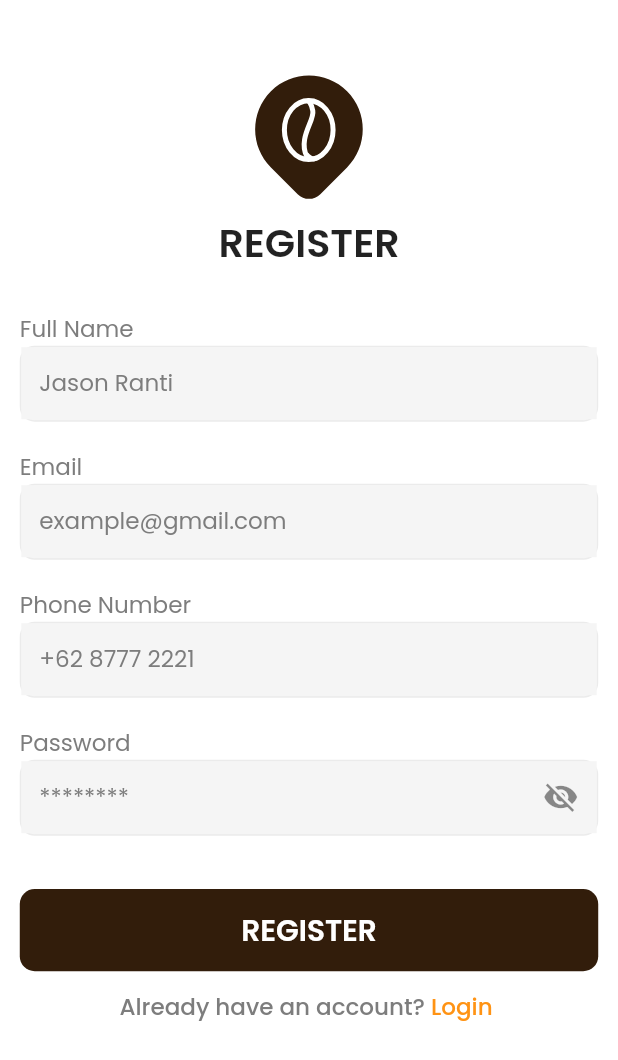
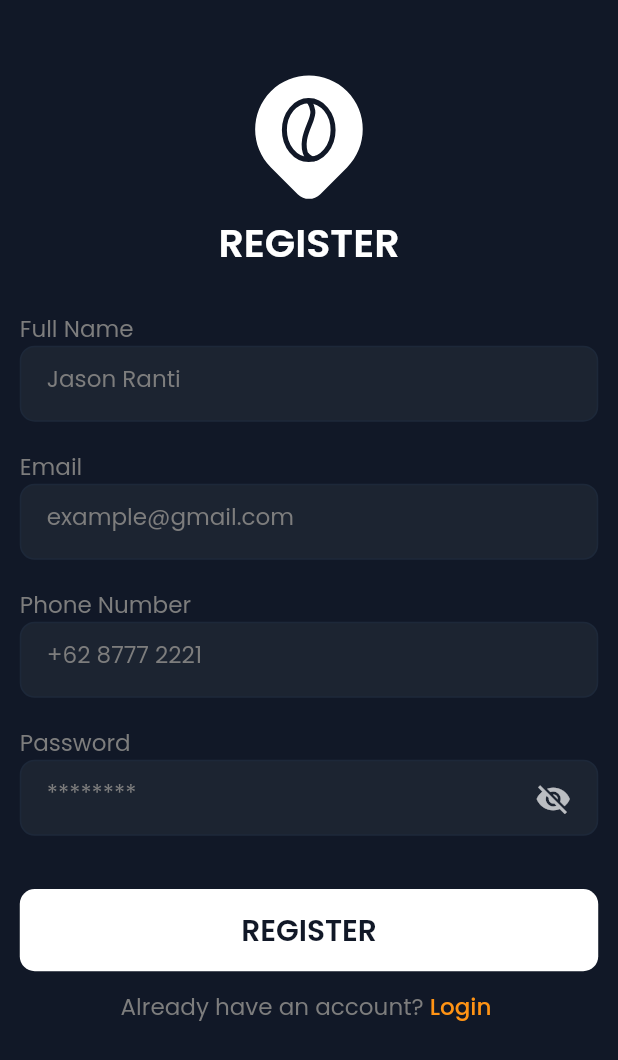
Before and after one commit to muhammadtalhasultan/coffee_now, a Flutter app: the screen it shows after launch, after a tap on an icon or button, on a phone screen of 412 x 824 dp. Shown: the top 1060 px of the screen. Run offline on Flutter 3.47's test engine with Material 2 defaults, Android fonts, the phone set to English and light mode, and no system bars; our stand-ins replace flutter_screenutil, flutter_svg, google_fonts, shared_preferences.

Commit message:
added dark mode

```diff
--- a/lib/config/theme.dart
+++ b/lib/config/theme.dart
@@ -0,0 +1,117 @@
+import 'package:flutter/gestures.dart';
+import 'package:flutter/material.dart';
+import 'package:flutter_screenutil/flutter_screenutil.dart';
+import 'package:google_fonts/google_fonts.dart';
+
+import 'constants.dart';
+
+// const COLOR_PRIMARY = Colors.deepOrangeAccent;
+// const COLOR_ACCENT = Colors.orange;
+// const COLOR_BACKGROUND_DARK = Color(0xFF171822);
+// const COLOR_BACKGROUND = Colors.white;
+// const COLOR_BACKGROUND_LIGHT = Color(0xFFF1F3F6);
+
+ThemeData lightTheme = ThemeData(
+  brightness: Brightness.light,
+  // backgroundColor: COLOR_BACKGROUND,
+  scaffoldBackgroundColor: Colors.white,
+  primaryColorDark: kLightStrokeColor,
+  primaryColorLight: kLightFillColor,
+  primaryColor: kLightPrimary,
+  shadowColor: Colors.white,
+  cardColor: const Color(0xffF1F3F6),
+  bottomAppBarColor: kLightPrimary,
+  dividerColor: kLightDividerColor,
+  iconTheme: const IconThemeData(
+    color: Color(0xFF3A4276),
+  ),
+  textTheme: TextTheme(
+    button: GoogleFonts.poppins(
+      fontSize: 18.sp,
+      fontWeight: FontWeight.w600,
+      color: Colors.white,
+    ),
+    headline3: GoogleFonts.poppins(
+      fontSize: 18,
+      fontWeight: FontWeight.w600,
+      color: Colors.black,
+    ),
+    headline4: GoogleFonts.poppins(
+      fontSize: 24.sp,
+      fontWeight: FontWeight.w600,
+      color: Colors.black,
+    ),
+    headline5: GoogleFonts.poppins(
+      fontSize: 12.sp,
+      fontWeight: FontWeight.w600,
+      color: const Color(0xFFFF9314),
+    ),
+    headline6: GoogleFonts.poppins(
+      fontSize: 14.sp,
+      fontWeight: FontWeight.w400,
+      color: kTextColorLight,
+    ),
+    bodyText1: GoogleFonts.poppins(
+      fontSize: 10.sp,
+      fontWeight: FontWeight.w400,
+      color: const Color(0xFF959595),
+    ),
+  ),
+);
+
+ThemeData darkTheme = ThemeData(
+  brightness: Brightness.dark,
+  primaryColor: Colors.white,
+  scaffoldBackgroundColor: kDarkPrimary,
+  primaryColorDark: kDarkStrokeColor,
+  shadowColor: kDarkStrokeColor,
+  primaryColorLight: kDarkFillColor,
+  bottomAppBarColor: kDarkFillColor,
+  dividerColor: kDarkDividerColor,
+  iconTheme: const IconThemeData(
+    color: Color(0xff7b7f9e),
+  ),
+  inputDecorationTheme: InputDecorationTheme(
+    hintStyle: GoogleFonts.poppins(
+      fontSize: 14.sp,
+      fontWeight: FontWeight.w400,
+      color: const Color(0xFF7D7D7D),
+    ),
+    border: InputBorder.none,
+    filled: true,
+    fillColor: const Color(0xFF1C2431),
+  ),
+  cardColor: const Color(0xFF212330),
+  textTheme: TextTheme(
+    button: GoogleFonts.poppins(
+      fontSize: 18.sp,
+      fontWeight: FontWeight.w600,
+      color: kDarkPrimary,
+    ),
+    headline3: GoogleFonts.poppins(
+      fontSize: 18,
+      fontWeight: FontWeight.w600,
+      color: Colors.white,
+    ),
+    headline4: GoogleFonts.poppins(
+      fontSize: 24.sp,
+      fontWeight: FontWeight.w600,
+      color: Colors.white,
+    ),
+    headline5: GoogleFonts.poppins(
+      fontSize: 12.sp,
+      fontWeight: FontWeight.w600,
+      color: const Color(0xFFFF9314),
+    ),
+    headline6: GoogleFonts.poppins(
+      fontSize: 14.sp,
+      fontWeight: FontWeight.w400,
+      color: kTextColorLight,
+    ),
+    bodyText1: GoogleFonts.poppins(
+      fontSize: 10.sp,
+      fontWeight: FontWeight.w400,
+      color: const Color(0xFF959595),
+    ),
+  ),
+);
--- a/lib/main.dart
+++ b/lib/main.dart
@@ -1,9 +1,10 @@
 import 'package:flutter/material.dart';
 import 'package:flutter_screenutil/flutter_screenutil.dart';
 
+import 'config/theme.dart';
 import 'screens/splash_page.dart';
 
-void main() {
+void main() async {
   WidgetsFlutterBinding.ensureInitialized();
 
   runApp(const MyApp());
@@ -12,16 +13,15 @@ void main() {
 class MyApp extends StatelessWidget {
   const MyApp({super.key});
 
-  // This widget is the root of your application.
   @override
   Widget build(BuildContext context) {
     return ScreenUtilInit(
       designSize: const Size(375, 812),
       builder: (context, child) => MaterialApp(
         title: 'Coffee Now',
-        theme: ThemeData(
-          primarySwatch: Colors.blue,
-        ),
+        theme: lightTheme,
+        darkTheme: darkTheme,
+        themeMode: ThemeMode.dark,
         debugShowCheckedModeBanner: false,
         home: const SplashPage(),
       ),
--- a/lib/screens/login_page.dart
+++ b/lib/screens/login_page.dart
@@ -15,7 +15,7 @@ class LoginPage extends StatelessWidget {
   @override
   Widget build(BuildContext context) {
     return Scaffold(
-      backgroundColor: Colors.white,
+      backgroundColor: Theme.of(context).scaffoldBackgroundColor,
       body: SingleChildScrollView(
         child: Container(
           width: double.infinity.w,
@@ -32,7 +32,11 @@ class LoginPage extends StatelessWidget {
                 child: SizedBox(
                   width: 100.w,
                   height: 100.h,
-                  child: SvgPicture.asset('assets/icons/logo.svg'),
+                  child: SvgPicture.asset(
+                    Theme.of(context).brightness == Brightness.light
+                        ? 'assets/icons/logo.svg'
+                        : 'assets/icons/logo_dark.svg',
+                  ),
                 ),
               ),
               SizedBox(
@@ -42,10 +46,7 @@ class LoginPage extends StatelessWidget {
                 alignment: Alignment.center,
                 child: Text(
                   'LOGIN',
-                  style: GoogleFonts.poppins(
-                    fontSize: 24.sp,
-                    fontWeight: FontWeight.w600,
-                  ),
+                  style: Theme.of(context).textTheme.headline4,
                 ),
               ),
               SizedBox(
@@ -53,11 +54,7 @@ class LoginPage extends StatelessWidget {
               ),
               Text(
                 'Email',
-                style: GoogleFonts.poppins(
-                  fontSize: 14.sp,
-                  fontWeight: FontWeight.w400,
-                  color: const Color(0xFF7D7D7D),
-                ),
+                style: Theme.of(context).textTheme.headline6,
               ),
               const CustomTextFieldWidget(
                 hintText: 'example@gmail.com',
@@ -68,11 +65,7 @@ class LoginPage extends StatelessWidget {
               ),
               Text(
                 'Password',
-                style: GoogleFonts.poppins(
-                  fontSize: 14.sp,
-                  fontWeight: FontWeight.w400,
-                  color: const Color(0xFF7D7D7D),
-                ),
+                style: Theme.of(context).textTheme.headline6,
               ),
               const CustomTextFieldWidget(
                 hintText: '********',
@@ -93,11 +86,7 @@ class LoginPage extends StatelessWidget {
                   alignment: Alignment.centerRight,
                   child: Text(
                     'Forgot Password ?',
-                    style: GoogleFonts.poppins(
-                      fontSize: 12.sp,
-                      fontWeight: FontWeight.w600,
-                      color: const Color(0xFFFF9314),
-                    ),
+                    style: Theme.of(context).textTheme.headline5,
                   ),
                 ),
               ),
@@ -132,18 +121,18 @@ class LoginPage extends StatelessWidget {
                       children: [
                         TextSpan(
                           text: 'Don’t have an account? ',
-                          style: GoogleFonts.poppins(
+                          style:
+                              Theme.of(context).textTheme.headline6!.copyWith(
                                     fontSize: 14.sp,
                                     fontWeight: FontWeight.w500,
-                            color: const Color(0xFF7D7D7D),
                                   ),
                         ),
                         TextSpan(
                           text: 'Register ',
-                          style: GoogleFonts.poppins(
+                          style:
+                              Theme.of(context).textTheme.headline5!.copyWith(
                                     fontSize: 14.sp,
                                     fontWeight: FontWeight.w500,
-                            color: const Color(0xFFFF9314),
                                   ),
                         ),
                       ],
@@ -160,23 +149,22 @@ class LoginPage extends StatelessWidget {
                   Container(
                     height: 1,
                     width: 135.w,
-                    color: const Color(0xFFD2D2D2),
+                    color: Theme.of(context).dividerColor,
                   ),
                   Padding(
                     padding: const EdgeInsets.all(8.0),
                     child: Text(
                       'or'.toUpperCase(),
-                      style: GoogleFonts.poppins(
-                        fontSize: 18.sp,
-                        fontWeight: FontWeight.w600,
-                        color: const Color(0xFF7D7D7D),
+                      style: Theme.of(context).textTheme.headline6!.copyWith(
+                            fontSize: 14.sp,
+                            fontWeight: FontWeight.w500,
                           ),
                     ),
                   ),
                   Container(
                     height: 1,
                     width: 135.w,
-                    color: const Color(0xFFD2D2D2),
+                    color: Theme.of(context).dividerColor,
                   ),
                 ],
               ),
@@ -186,8 +174,8 @@ class LoginPage extends StatelessWidget {
               Row(
                 mainAxisAlignment: MainAxisAlignment.spaceEvenly,
                 children: [
-                  socialButton('assets/icons/google_logo.svg'),
-                  socialButton('assets/icons/facebook_logo.svg'),
+                  socialButton(context, 'assets/icons/google_logo.svg'),
+                  socialButton(context, 'assets/icons/facebook_logo.svg'),
                 ],
               ),
             ],
@@ -197,23 +185,23 @@ class LoginPage extends StatelessWidget {
     );
   }
 
-  Widget socialButton(String asset) {
+  Widget socialButton(BuildContext context, String asset) {
     return Container(
       padding: const EdgeInsets.all(22),
       height: 70.h,
       width: 70.h,
       decoration: BoxDecoration(
-        color: Colors.white,
+        color: Theme.of(context).shadowColor,
         borderRadius: BorderRadius.circular(20),
         border: Border.all(
-          color: const Color(0xFFD2D2D2),
+          color: Theme.of(context).primaryColorDark,
           width: 1,
         ),
         boxShadow: [
           BoxShadow(
             color: Colors.grey.withOpacity(0.1),
-            spreadRadius: 5,
-            blurRadius: 5,
+            spreadRadius: 1,
+            blurRadius: 1,
             offset: const Offset(0, 1),
           ),
         ],
--- a/lib/screens/register_page.dart
+++ b/lib/screens/register_page.dart
@@ -14,7 +14,7 @@ class RegisterPage extends StatelessWidget {
   @override
   Widget build(BuildContext context) {
     return Scaffold(
-      backgroundColor: Colors.white,
+      backgroundColor: Theme.of(context).scaffoldBackgroundColor,
       body: SingleChildScrollView(
         child: Container(
           width: double.infinity.w,
@@ -31,7 +31,11 @@ class RegisterPage extends StatelessWidget {
                 child: SizedBox(
                   width: 100.w,
                   height: 100.h,
-                  child: SvgPicture.asset('assets/icons/logo.svg'),
+                  child: SvgPicture.asset(
+                    Theme.of(context).brightness == Brightness.light
+                        ? 'assets/icons/logo.svg'
+                        : 'assets/icons/logo_dark.svg',
+                  ),
                 ),
               ),
               SizedBox(
@@ -41,10 +45,7 @@ class RegisterPage extends StatelessWidget {
                 alignment: Alignment.center,
                 child: Text(
                   'Register'.toUpperCase(),
-                  style: GoogleFonts.poppins(
-                    fontSize: 24.sp,
-                    fontWeight: FontWeight.w600,
-                  ),
+                  style: Theme.of(context).textTheme.headline4,
                 ),
               ),
               SizedBox(
@@ -52,11 +53,7 @@ class RegisterPage extends StatelessWidget {
               ),
               Text(
                 'Full Name',
-                style: GoogleFonts.poppins(
-                  fontSize: 14.sp,
-                  fontWeight: FontWeight.w400,
-                  color: const Color(0xFF7D7D7D),
-                ),
+                style: Theme.of(context).textTheme.headline6,
               ),
               const CustomTextFieldWidget(
                 hintText: 'Jason Ranti',
@@ -67,11 +64,7 @@ class RegisterPage extends StatelessWidget {
               ),
               Text(
                 'Email',
-                style: GoogleFonts.poppins(
-                  fontSize: 14.sp,
-                  fontWeight: FontWeight.w400,
-                  color: const Color(0xFF7D7D7D),
-                ),
+                style: Theme.of(context).textTheme.headline6,
               ),
               const CustomTextFieldWidget(
                 hintText: 'example@gmail.com',
@@ -82,11 +75,7 @@ class RegisterPage extends StatelessWidget {
               ),
               Text(
                 'Phone Number',
-                style: GoogleFonts.poppins(
-                  fontSize: 14.sp,
-                  fontWeight: FontWeight.w400,
-                  color: const Color(0xFF7D7D7D),
-                ),
+                style: Theme.of(context).textTheme.headline6,
               ),
               const CustomTextFieldWidget(
                 hintText: '+62 8777 2221',
@@ -97,11 +86,7 @@ class RegisterPage extends StatelessWidget {
               ),
               Text(
                 'Password',
-                style: GoogleFonts.poppins(
-                  fontSize: 14.sp,
-                  fontWeight: FontWeight.w400,
-                  color: const Color(0xFF7D7D7D),
-                ),
+                style: Theme.of(context).textTheme.headline6,
               ),
               const CustomTextFieldWidget(
                 hintText: '********',
@@ -138,19 +123,15 @@ class RegisterPage extends StatelessWidget {
                       children: [
                         TextSpan(
                           text: 'Already have an account? ',
-                          style: GoogleFonts.poppins(
-                            fontSize: 14.sp,
-                            fontWeight: FontWeight.w500,
-                            color: const Color(0xFF7D7D7D),
-                          ),
+                          style: Theme.of(context).textTheme.headline6,
                         ),
                         TextSpan(
                           text: 'Login ',
-                          style: GoogleFonts.poppins(
-                            fontSize: 14.sp,
-                            fontWeight: FontWeight.w500,
-                            color: const Color(0xFFFF9314),
-                          ),
+                          style:
+                              Theme.of(context).textTheme.headline5!.copyWith(
+                                    fontSize: 14.sp,
+                                    fontWeight: FontWeight.w500,
+                                  ),
                         ),
                       ],
                     ),
--- a/lib/screens/splash_page.dart
+++ b/lib/screens/splash_page.dart
@@ -15,7 +15,7 @@ class _SplashPageState extends State<SplashPage> {
   @override
   void initState() {
     super.initState();
-    Future.delayed(const Duration(milliseconds: 2000), () {
+ Future.delayed(const Duration(milliseconds: 2000), () {
       setState(() {
         Navigator.pushReplacement(context,
             MaterialPageRoute(builder: (context) => const LoginPage()));
@@ -27,6 +27,7 @@ class _SplashPageState extends State<SplashPage> {
   Widget build(BuildContext context) {
     Size size = MediaQuery.of(context).size;
     return Scaffold(
+      backgroundColor: Theme.of(context).scaffoldBackgroundColor,
       body: Stack(
         children: [
           Column(
@@ -47,6 +48,7 @@ class _SplashPageState extends State<SplashPage> {
               height: 80.h,
               child: SvgPicture.asset(
                 'assets/icons/coffee_now.svg',
+                color: Theme.of(context).primaryColor,
               ),
             ),
           ),
@@ -57,7 +59,11 @@ class _SplashPageState extends State<SplashPage> {
             child: SizedBox(
               width: 150.w,
               height: 150.h,
-              child: SvgPicture.asset('assets/icons/logo.svg'),
+              child: SvgPicture.asset(
+                Theme.of(context).brightness == Brightness.light
+                    ? 'assets/icons/logo.svg'
+                    : 'assets/icons/logo_dark.svg',
+              ),
             ),
           ),
         ],
--- a/lib/widgets/button.dart
+++ b/lib/widgets/button.dart
@@ -14,15 +14,16 @@ class ButtonWidget extends StatelessWidget {
         width: double.infinity,
         height: 54.h,
         decoration: BoxDecoration(
-            color: const Color(0xFF321D0B),
+            color: Theme.of(context).primaryColor,
             borderRadius: BorderRadius.circular(10)),
         child: Center(
           child: Text(
             text.toUpperCase(),
-            style: GoogleFonts.poppins(
-                fontSize: 18.sp,
-                fontWeight: FontWeight.w600,
-                color: Colors.white),
+            style: Theme.of(context).textTheme.button,
+            // style: GoogleFonts.poppins(
+            //     fontSize: 18.sp,
+            //     fontWeight: FontWeight.w600,
+            //     color: Colors.white),
           ),
         ),
       ),
--- a/lib/widgets/text_field.dart
+++ b/lib/widgets/text_field.dart
@@ -19,10 +19,13 @@ class _CustomTextFieldWidgetState extends State<CustomTextFieldWidget> {
   Widget build(BuildContext context) {
     return Container(
       height: 50.h,
+      padding: const EdgeInsets.all(5),
       decoration: BoxDecoration(
-        color: const Color(0xFFF5F5F5),
+        color: Theme.of(context).primaryColorLight,
+        // color: const Color(0xFFF5F5F5),
         border: Border.all(
-          color: const Color(0xFFEBEBEB),
+          color: Theme.of(context).primaryColorDark,
+          // color: const Color(0xFFD9D9D9),
           width: 1,
         ),
         borderRadius: BorderRadius.circular(10),
@@ -39,11 +42,12 @@ class _CustomTextFieldWidgetState extends State<CustomTextFieldWidget> {
           hintStyle: GoogleFonts.poppins(
             fontSize: 14.sp,
             fontWeight: FontWeight.w400,
-            color: const Color(0xFF7D7D7D),
+            color: Theme.of(context).textTheme.headline6!.color,
           ),
           border: InputBorder.none,
           filled: true,
-          fillColor: const Color(0xFFF5F5F5),
+          // fillColor: const Color(0xFFF5F5F5),
+          fillColor: Theme.of(context).primaryColorLight,
           suffixIcon: widget.isPasswordField
               ? IconButton(
                   icon: Icon(
--- a/pubspec.yaml
+++ b/pubspec.yaml
@@ -28,12 +28,15 @@ environment:
 # versions available, run `flutter pub outdated`.
 dependencies:
   cupertino_icons: ^1.0.2
+  equatable: ^2.0.3
   flutter:
     sdk: flutter
+  flutter_bloc: ^8.0.1
   flutter_screenutil: ^5.5.3+2
   flutter_svg: ^1.1.0
   font_awesome_flutter: ^10.1.0
   google_fonts: ^3.0.1
+  hydrated_bloc: ^8.1.0
   provider: ^6.0.3
   shared_preferences: ^2.0.15
 
```
Also changed, not shown: lib/config/constants.dart (added, +61 -0 lines), lib/screens/address_setup_page.dart (+14 -42 lines), lib/screens/forgot_password_page.dart (+6 -2 lines), lib/screens/main_page.dart (+10 -9 lines), lib/screens/profile_page.dart (+47 -25 lines), lib/screens/transaction_page.dart (+16 -30 lines), assets/icons/logo_dark.svg (added), lib/config/constant.dart (deleted), pubspec.lock, 1 other file. Lines whose indentation alone changed are shown as unchanged.
